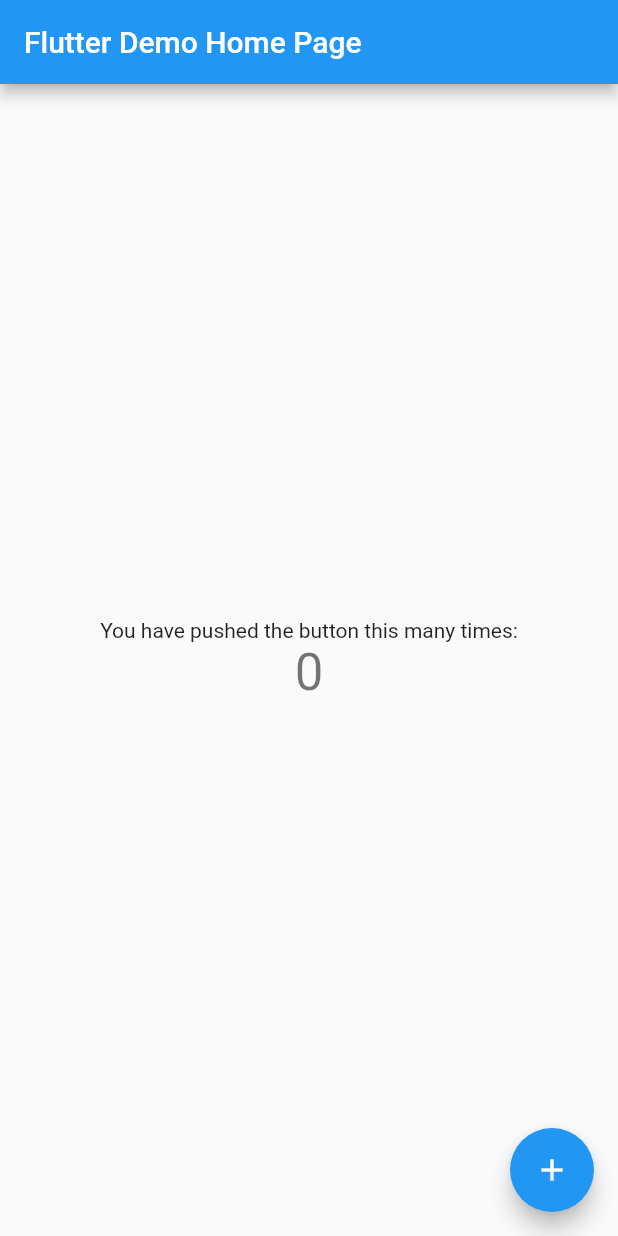
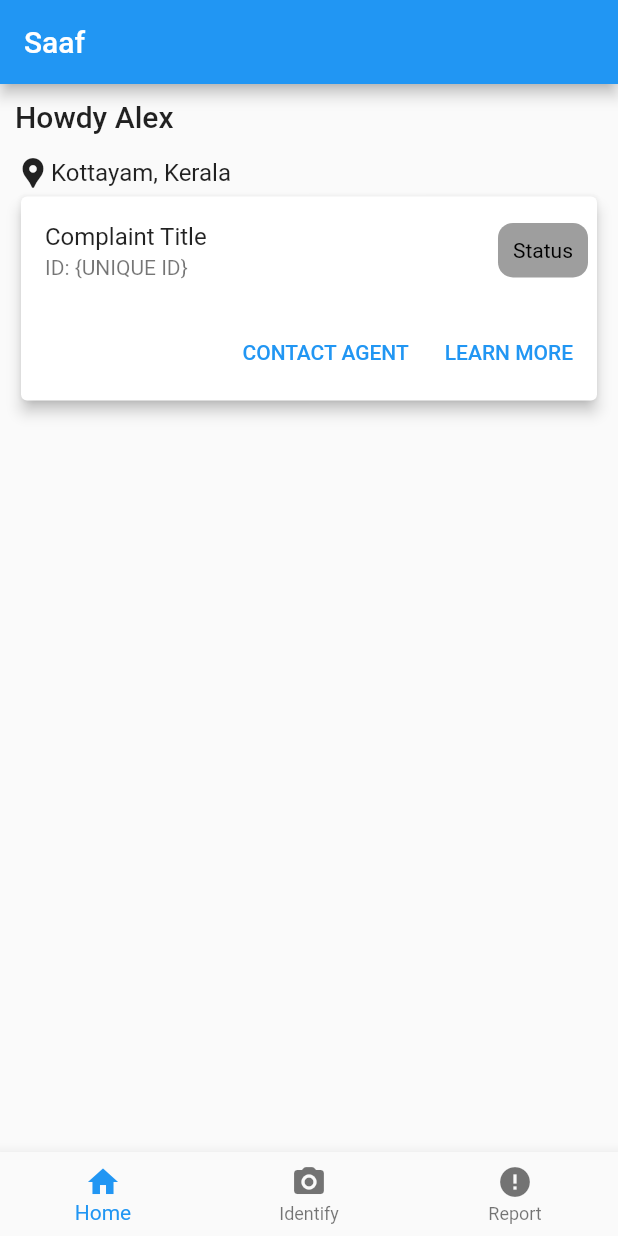
Before and after one commit to alanjames-dev/Saaf, a Flutter app: the screen it shows after launch, on a phone screen of 412 x 824 dp. Run offline on Flutter 3.47's test engine with Material 2 defaults, Android fonts, the phone set to English and light mode, and no system bars.

Commit message:
Added home page and routes

```diff
--- a/lib/main.dart
+++ b/lib/main.dart
@@ -1,115 +1,60 @@
 import 'package:flutter/material.dart';
+import 'package:saaf/screen_home.dart';
+import 'package:saaf/screen_identify.dart';
+import 'package:saaf/screen_report.dart';
 
 void main() {
   runApp(const MyApp());
 }
 
 class MyApp extends StatelessWidget {
-  const MyApp({Key? key}) : super(key: key);
+  const MyApp({ Key? key }) : super(key: key);
 
-  // This widget is the root of your application.
   @override
   Widget build(BuildContext context) {
     return MaterialApp(
-      title: 'Flutter Demo',
-      theme: ThemeData(
-        // This is the theme of your application.
-        //
-        // Try running your application with "flutter run". You'll see the
-        // application has a blue toolbar. Then, without quitting the app, try
-        // changing the primarySwatch below to Colors.green and then invoke
-        // "hot reload" (press "r" in the console where you ran "flutter run",
-        // or simply save your changes to "hot reload" in a Flutter IDE).
-        // Notice that the counter didn't reset back to zero; the application
-        // is not restarted.
-        primarySwatch: Colors.blue,
-      ),
-      home: const MyHomePage(title: 'Flutter Demo Home Page'),
+      home: const Saaf(),
+      routes: {
+        'home' : (context) =>  Home(),
+        'identify' : (context) => const Identify(),
+        'report' : (context) => const Report()
+      },
     );
   }
 }
-
-class MyHomePage extends StatefulWidget {
-  const MyHomePage({Key? key, required this.title}) : super(key: key);
-
-  // This widget is the home page of your application. It is stateful, meaning
-  // that it has a State object (defined below) that contains fields that affect
-  // how it looks.
-
-  // This class is the configuration for the state. It holds the values (in this
-  // case the title) provided by the parent (in this case the App widget) and
-  // used by the build method of the State. Fields in a Widget subclass are
-  // always marked "final".
-
-  final String title;
+class Saaf extends StatefulWidget {
+  const Saaf
+({ Key? key }) : super(key: key);
 
   @override
-  State<MyHomePage> createState() => _MyHomePageState();
+  State<Saaf> createState() => _SaafState();
 }
 
-class _MyHomePageState extends State<MyHomePage> {
-  int _counter = 0;
-
-  void _incrementCounter() {
-    setState(() {
-      // This call to setState tells the Flutter framework that something has
-      // changed in this State, which causes it to rerun the build method below
-      // so that the display can reflect the updated values. If we changed
-      // _counter without calling setState(), then the build method would not be
-      // called again, and so nothing would appear to happen.
-      _counter++;
-    });
-  }
+class _SaafState extends State<Saaf> {
+  final pages= [ Home(), const Identify(), const Report()];
+  final titles = const ['Saaf', 'Identify', 'Raise a Complaint']; //for appbar
+  int _currentIndex = 0;
 
   @override
   Widget build(BuildContext context) {
-    // This method is rerun every time setState is called, for instance as done
-    // by the _incrementCounter method above.
-    //
-    // The Flutter framework has been optimized to make rerunning build methods
-    // fast, so that you can just rebuild anything that needs updating rather
-    // than having to individually change instances of widgets.
     return Scaffold(
-      appBar: AppBar(
-        // Here we take the value from the MyHomePage object that was created by
-        // the App.build method, and use it to set our appbar title.
-        title: Text(widget.title),
-      ),
-      body: Center(
-        // Center is a layout widget. It takes a single child and positions it
-        // in the middle of the parent.
-        child: Column(
-          // Column is also a layout widget. It takes a list of children and
-          // arranges them vertically. By default, it sizes itself to fit its
-          // children horizontally, and tries to be as tall as its parent.
-          //
-          // Invoke "debug painting" (press "p" in the console, choose the
-          // "Toggle Debug Paint" action from the Flutter Inspector in Android
-          // Studio, or the "Toggle Debug Paint" command in Visual Studio Code)
-          // to see the wireframe for each widget.
-          //
-          // Column has various properties to control how it sizes itself and
-          // how it positions its children. Here we use mainAxisAlignment to
-          // center the children vertically; the main axis here is the vertical
-          // axis because Columns are vertical (the cross axis would be
-          // horizontal).
-          mainAxisAlignment: MainAxisAlignment.center,
-          children: <Widget>[
-            const Text(
-              'You have pushed the button this many times:',
-            ),
-            Text(
-              '$_counter',
-              style: Theme.of(context).textTheme.headline4,
-            ),
-          ],
-        ),
-      ),
-      floatingActionButton: FloatingActionButton(
-        onPressed: _incrementCounter,
-        tooltip: 'Increment',
-        child: const Icon(Icons.add),
-      ), // This trailing comma makes auto-formatting nicer for build methods.
+      appBar: AppBar(title: Text(titles[_currentIndex]),),
+      body: pages[_currentIndex],
+      bottomNavigationBar: BottomNavigationBar(
+
+        currentIndex: _currentIndex,
+        onTap: (index){
+          setState(() {
+            _currentIndex = index;
+          });
+        },
+        items: const [
+        BottomNavigationBarItem(icon: Icon(Icons.home), label: "Home"),
+        BottomNavigationBarItem(icon: Icon(Icons.camera_alt_rounded), label: "Identify"),
+        BottomNavigationBarItem(icon: Icon(Icons.error), label: "Report"),
+
+      ],),
+
     );
   }
 }
--- /dev/null
+++ b/lib/screen_home.dart
@@ -0,0 +1,65 @@
+import 'package:flutter/material.dart';
+
+class Home extends StatelessWidget {
+  Home({ Key? key }) : super(key: key);
+
+
+  @override
+  Widget build(BuildContext context) {
+
+    return SafeArea(
+      child: Padding(
+        padding: EdgeInsets.all(10),
+        child: Column(
+
+          crossAxisAlignment: CrossAxisAlignment.start,
+          children: [
+
+            Text("Howdy Alex", style: TextStyle(fontSize: 20, fontWeight: FontWeight.w500, ),),
+            SizedBox(height: 14),
+
+            Row(
+              children: [
+                Icon(Icons.location_pin),
+                Text("Kottayam, Kerala", style: TextStyle(fontSize: 16),)
+              ],
+
+            ),
+            Card(
+        elevation: 4.0,
+        child: Column(
+          children: [
+            ListTile(
+              title: Text("Complaint Title"),
+              subtitle: Text("ID: {UNIQUE ID}"),
+              trailing: Text("Status", style: TextStyle(  background: Paint()
+       ..color = Colors.grey
+       ..strokeWidth = 20
+       ..strokeJoin = StrokeJoin.round
+       ..strokeCap = StrokeCap.round
+       ..style = PaintingStyle.stroke,
+       color: Colors.black),
+       ),
+            ),
+
+            ButtonBar(
+              children: [
+                TextButton(
+                  child: const Text('CONTACT AGENT'),
+                  onPressed: () {/* ... */},
+                ),
+                TextButton(
+                  child: const Text('LEARN MORE'),
+                  onPressed: () {/* ... */},
+                )
+              ],
+            )
+          ],
+        ))
+          ],
+
+        ),
+      ),
+    );
+  }
+}
--- /dev/null
+++ b/lib/screen_identify.dart
@@ -0,0 +1,12 @@
+import 'package:flutter/material.dart';
+
+class Identify extends StatelessWidget {
+  const Identify({ Key? key }) : super(key: key);
+
+  @override
+  Widget build(BuildContext context) {
+    return Container(
+
+    );
+  }
+}
--- /dev/null
+++ b/lib/screen_report.dart
@@ -0,0 +1,12 @@
+import 'package:flutter/material.dart';
+
+class Report extends StatelessWidget {
+  const Report({ Key? key }) : super(key: key);
+
+  @override
+  Widget build(BuildContext context) {
+    return Container(
+
+    );
+  }
+}
```
